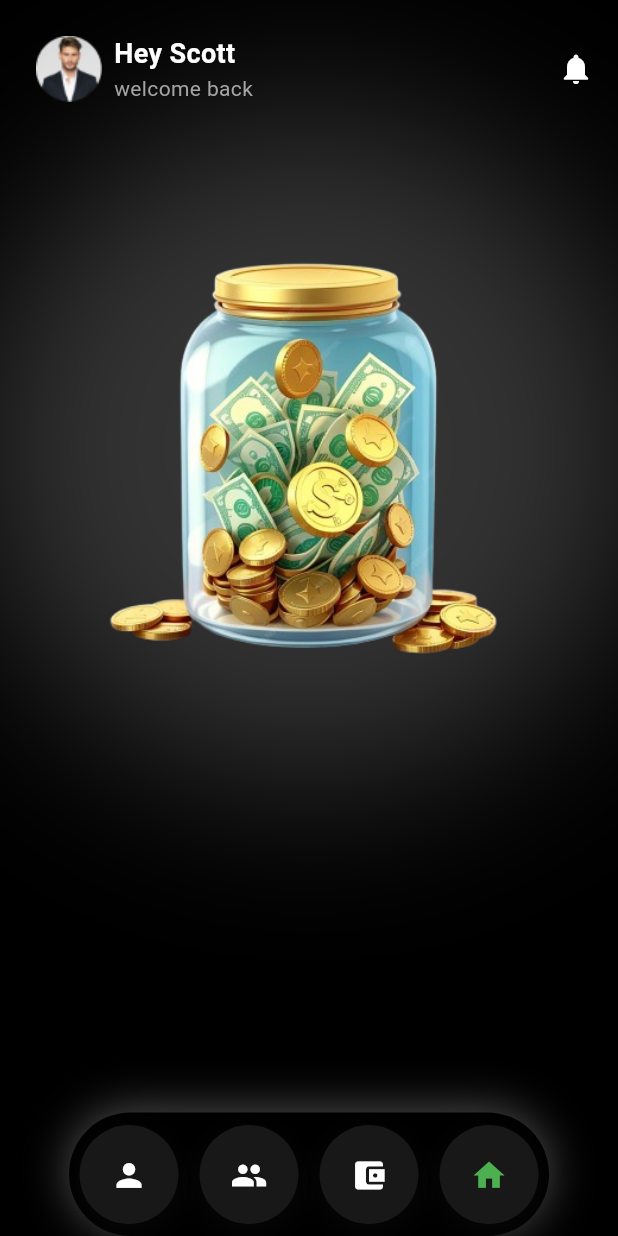
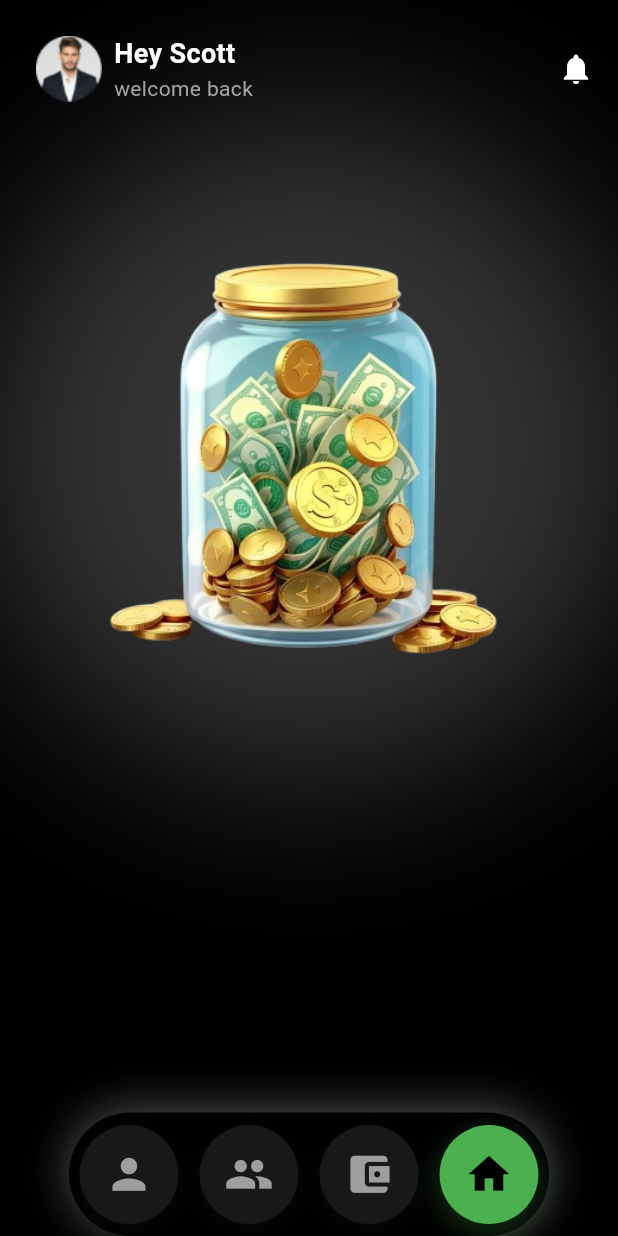
Before and after one commit to miladjalalli/goldex, a Flutter app: the screen it shows after launch, after a tap on "Log In", on a phone screen of 412 x 824 dp. Run offline on Flutter 3.47's test engine with Material 3 defaults, Android fonts, the phone set to English and light mode, and no system bars; our stand-ins replace bloc, flutter_animate, flutter_bloc, shared_preferences.

Commit message:
last change

```diff
--- a/lib/presentation/home/home_screen.dart
+++ b/lib/presentation/home/home_screen.dart
@@ -1,6 +1,7 @@
 import 'package:flutter/material.dart';
 
 import '../../widget/custom_bottom_bar.dart';
+import '../../widget/details_dialog.dart';
 
 class HomeScreen extends StatelessWidget {
   const HomeScreen({super.key});
@@ -25,9 +26,9 @@ class HomeScreen extends StatelessWidget {
                 Row(
                   children: [
                     Padding(
-                      padding: const EdgeInsets.all(8.0), // فاصله داخلی برای تنظیم بهتر تصویر
+                      padding: const EdgeInsets.all(8.0),
                       child: Image.asset(
-                        'assets/images/person.png', // تصویر شما
+                        'assets/images/person.png',
                         fit: BoxFit.cover,
                       ),
                     ),
@@ -67,19 +68,19 @@ class HomeScreen extends StatelessWidget {
               children: [
                 Container(
                   decoration: BoxDecoration(
-                    shape: BoxShape.circle, // شکل دایره‌ای
+                    shape: BoxShape.circle,
                     boxShadow: [
                       BoxShadow(
-                        color: Colors.white.withOpacity(0.2), // سایه سفید
-                        blurRadius: 100, // محوشدگی سایه
-                        spreadRadius: 20, // گسترش سایه
+                        color: Colors.white.withOpacity(0.2),
+                        blurRadius: 100,
+                        spreadRadius: 20,
                       ),
                     ],
                   ),
                   child: Padding(
-                    padding: const EdgeInsets.all(8.0), // فاصله داخلی برای تنظیم بهتر تصویر
+                    padding: const EdgeInsets.all(8.0),
                     child: Image.asset(
-                      'assets/images/bank.png', // تصویر شما
+                      'assets/images/bank.png',
                       fit: BoxFit.cover,
                     ),
                   ),
@@ -89,19 +90,36 @@ class HomeScreen extends StatelessWidget {
           ),
         ],
       ),
-      floatingActionButton: CustomBottomBar(),
+      floatingActionButton: CustomBottomBar(
+        onItemSelected: (int index) {
+          switch (index) {
+            case 0:
+              //print("Profile clicked");
+              break;
+            case 1:
+              //print("Group clicked");
+              break;
+            case 2:
+              //print("Wallet clicked");
+              break;
+            case 3:
+              showDetailsModule(context);
+              break;
+          }
+        },
+      ),
       floatingActionButtonLocation: FloatingActionButtonLocation.centerDocked,
     );
   }
 }
 
-// void showLoanDetailsModule(BuildContext context, Map<String, dynamic> loanData) {
-//   showModalBottomSheet(
-//     context: context,
-//     shape: RoundedRectangleBorder(
-//       borderRadius: BorderRadius.vertical(top: Radius.circular(20)),
-//     ),
-//     isScrollControlled: true,
-//     builder: (context) => LoanDetailsDialog(loanData: loanData),
-//   );
-// }
+void showDetailsModule(BuildContext context) {
+  showModalBottomSheet(
+    context: context,
+    shape: RoundedRectangleBorder(
+      borderRadius: BorderRadius.vertical(top: Radius.circular(20)),
+    ),
+    isScrollControlled: true,
+    builder: (context) => DetailsDialog(),
+  );
+}
--- a/lib/widget/custom_bottom_bar.dart
+++ b/lib/widget/custom_bottom_bar.dart
@@ -1,12 +1,20 @@
 import 'package:flutter/material.dart';
 import 'package:goldex/theme/theme.dart';
 
-class CustomBottomBar extends StatelessWidget {
-  const CustomBottomBar({super.key});
+class CustomBottomBar extends StatefulWidget {
+  final Function(int) onItemSelected;
+
+  const CustomBottomBar({super.key, required this.onItemSelected});
+
+  @override
+  _CustomBottomBarState createState() => _CustomBottomBarState();
+}
+
+class _CustomBottomBarState extends State<CustomBottomBar> {
+  int _selectedIndex = 3;
 
   @override
   Widget build(BuildContext context) {
-    // دریافت عرض صفحه
     double screenWidth = MediaQuery.of(context).size.width;
 
     return Container(
@@ -29,25 +37,35 @@ class CustomBottomBar extends StatelessWidget {
       child: Row(
         mainAxisAlignment: MainAxisAlignment.spaceAround,
         children: [
-          _buildIcon(Icons.person, Colors.white, colorDarkGreyNavigation, screenWidth),
-          _buildIcon(Icons.group, Colors.white, colorDarkGreyNavigation, screenWidth),
-          _buildIcon(Icons.account_balance_wallet, Colors.white, colorDarkGreyNavigation, screenWidth),
-          _buildIcon(Icons.home, Colors.green, colorDarkGreyNavigation, screenWidth),
+          _buildIcon(Icons.person, 0, screenWidth),
+          _buildIcon(Icons.group, 1, screenWidth),
+          _buildIcon(Icons.account_balance_wallet, 2, screenWidth),
+          _buildIcon(Icons.home, 3, screenWidth),
         ],
       ),
     );
   }
 
-  Widget _buildIcon(IconData icon, Color iconColor, Color backgroundColor, double screenWidth) {
-    return Container(
+  Widget _buildIcon(IconData icon, int index, double screenWidth) {
+    bool isSelected = _selectedIndex == index;
+
+    return GestureDetector(
+      onTap: () {
+        setState(() {
+          _selectedIndex = index;
+        });
+        widget.onItemSelected(index);
+      },
+      child: Container(
         width: screenWidth * 0.16,
         height: screenWidth * 0.16,
         decoration: BoxDecoration(
-        color: backgroundColor,
+          color: isSelected ? Colors.green : colorDarkGreyNavigation,
           shape: BoxShape.circle,
           boxShadow: [
             BoxShadow(
-            color: backgroundColor.withOpacity(0.3),
+              color: (isSelected ? Colors.green : colorDarkGreyNavigation)
+                  .withOpacity(0.3),
               blurRadius: 15,
               offset: Offset(0, 5),
             ),
@@ -56,8 +74,9 @@ class CustomBottomBar extends StatelessWidget {
         child: Center(
           child: Icon(
             icon,
-          color: iconColor,
-          size: screenWidth * 0.06,
+            color: isSelected ? Colors.black : Colors.grey,
+            size: screenWidth * 0.08,
+          ),
         ),
       ),
     );
```
Also changed, not shown: lib/presentation/home/dd.dart (deleted, +0 -259 lines), lib/widget/details_dialog.dart (added, +31 -0 lines). Lines whose indentation alone changed are shown as unchanged.
